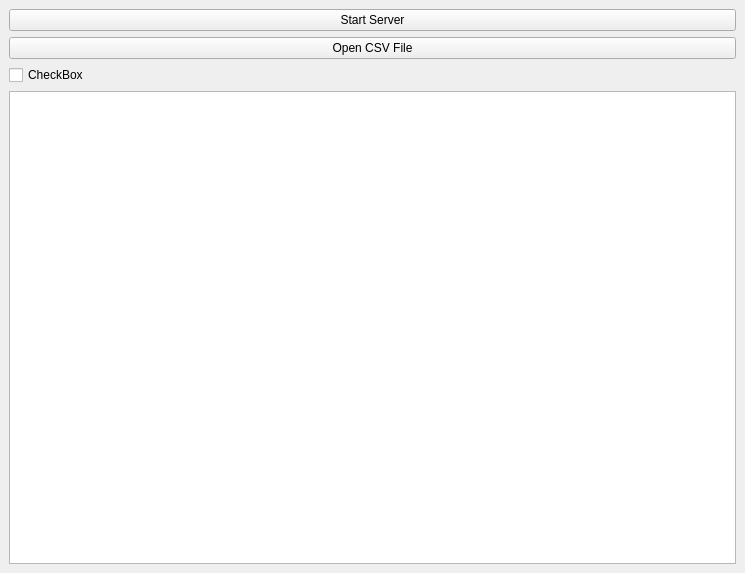
XBOPb/CsvServerReader, file untitled.ui: the form before one commit.
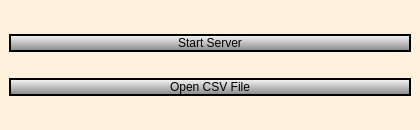
The form after the commit.

The edit to the form file:
```diff
--- a/untitled.ui
+++ b/untitled.ui
@@ -6,41 +6,80 @@
    <rect>
     <x>0</x>
     <y>0</y>
-    <width>745</width>
-    <height>573</height>
+    <width>420</width>
+    <height>130</height>
    </rect>
   </property>
+  <property name="minimumSize">
+   <size>
+    <width>420</width>
+    <height>130</height>
+   </size>
+  </property>
+  <property name="maximumSize">
+   <size>
+    <width>420</width>
+    <height>130</height>
+   </size>
+  </property>
   <property name="windowTitle">
    <string>CSVReader</string>
   </property>
+  <property name="styleSheet">
+   <string notr="true">background-color: rgb(255, 242, 220);</string>
+  </property>
   <widget class="QWidget" name="centralwidget">
    <layout class="QGridLayout" name="gridLayout">
     <item row="0" column="0">
      <layout class="QVBoxLayout" name="verticalLayout">
       <item>
        <widget class="QPushButton" name="start_server_button">
+        <property name="styleSheet">
+         <string notr="true">QPushButton{
+background-color: qlineargradient(x1: 0, y1: 0, x2: 0, y2: 1, stop: 0 white, stop: 1 grey);
+border-style: solid;
+border-color: black;
+border-width: 2px;
+border-radius: 10px;
+}</string>
+        </property>
         <property name="text">
          <string>Start Server</string>
         </property>
        </widget>
       </item>
+      <item>
+       <spacer name="verticalSpacer">
+        <property name="orientation">
+         <enum>Qt::Vertical</enum>
+        </property>
+        <property name="sizeType">
+         <enum>QSizePolicy::Fixed</enum>
+        </property>
+        <property name="sizeHint" stdset="0">
+         <size>
+          <width>20</width>
+          <height>20</height>
+         </size>
+        </property>
+       </spacer>
+      </item>
       <item>
        <widget class="QPushButton" name="open_csv_button">
+        <property name="styleSheet">
+         <string notr="true">QPushButton{
+background-color: qlineargradient(x1: 0, y1: 0, x2: 0, y2: 1, stop: 0 white, stop: 1 grey);
+border-style: solid;
+border-color: black;
+border-width: 2px;
+border-radius: 10px;
+}</string>
+        </property>
         <property name="text">
          <string>Open CSV File</string>
         </property>
        </widget>
       </item>
-      <item>
-       <widget class="QCheckBox" name="checkBox">
-        <property name="text">
-         <string>CheckBox</string>
-        </property>
-       </widget>
-      </item>
-      <item>
-       <widget class="QTextEdit" name="data_field"/>
-      </item>
      </layout>
     </item>
    </layout>
```
